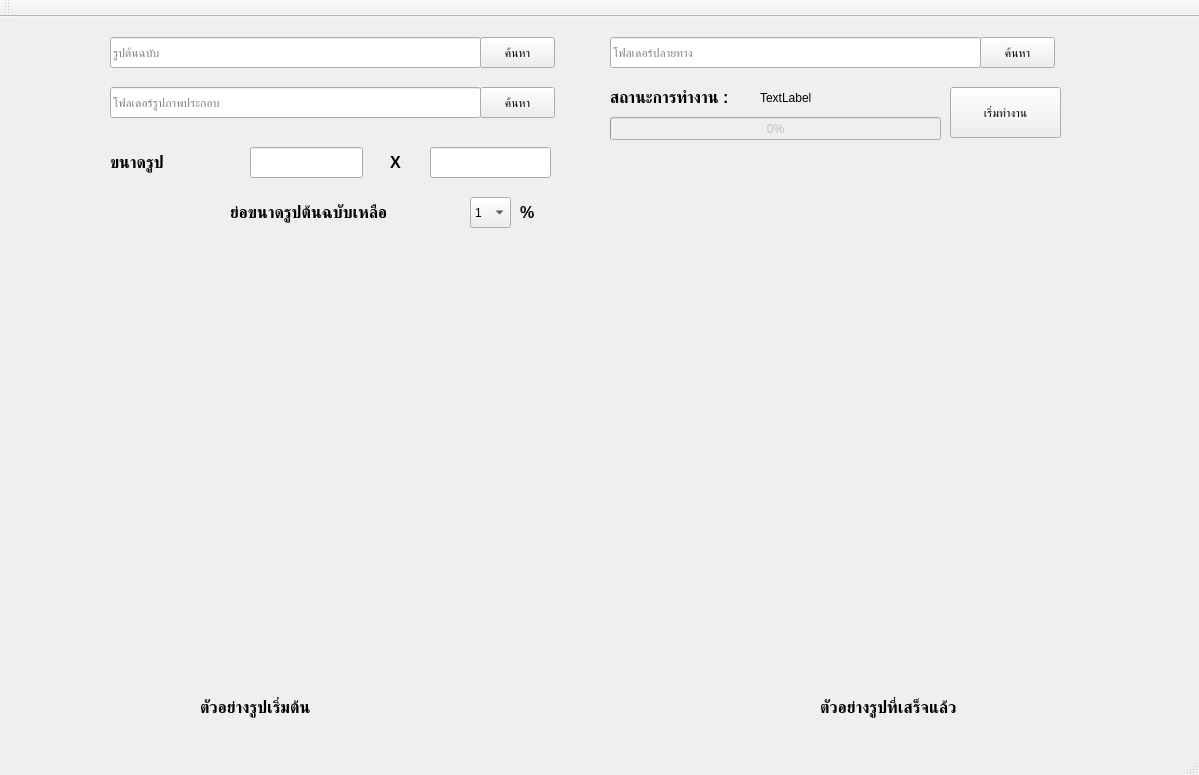
Qt form mainwindow.ui (ehere/MosaicImage) before a commit.
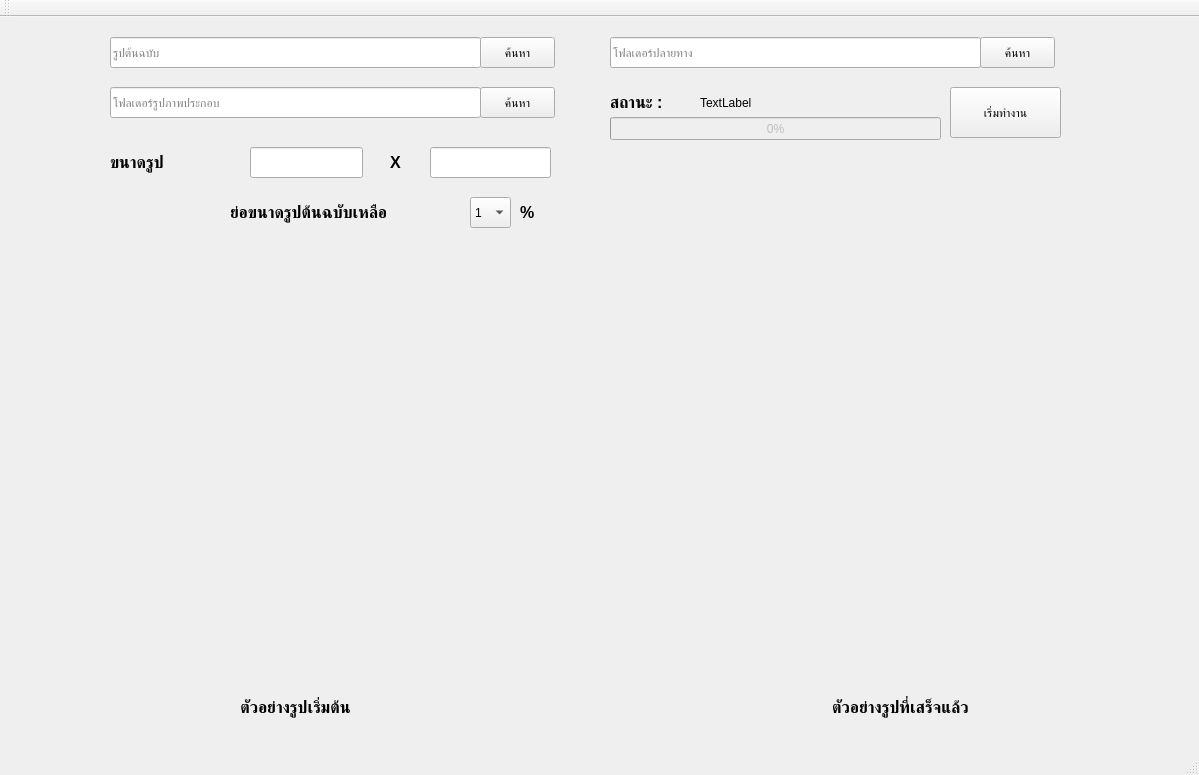
The same form after that commit.

```diff
--- a/mainwindow.ui
+++ b/mainwindow.ui
@@ -118,7 +118,7 @@
       <x>610</x>
       <y>70</y>
       <width>141</width>
-      <height>21</height>
+      <height>31</height>
      </rect>
     </property>
     <property name="font">
@@ -129,16 +129,16 @@
      </font>
     </property>
     <property name="text">
-     <string>สถานะการทำงาน : </string>
+     <string>สถานะ : </string>
     </property>
    </widget>
    <widget class="QLabel" name="status">
     <property name="geometry">
      <rect>
-      <x>760</x>
+      <x>700</x>
       <y>70</y>
-      <width>181</width>
-      <height>21</height>
+      <width>231</width>
+      <height>31</height>
      </rect>
     </property>
     <property name="text">
@@ -164,10 +164,10 @@
    <widget class="QLabel" name="label_6">
     <property name="geometry">
      <rect>
-      <x>200</x>
-      <y>680</y>
-      <width>181</width>
-      <height>21</height>
+      <x>10</x>
+      <y>670</y>
+      <width>571</width>
+      <height>41</height>
      </rect>
     </property>
     <property name="font">
@@ -180,14 +180,17 @@
     <property name="text">
      <string>ตัวอย่างรูปเริ่มต้น</string>
     </property>
+    <property name="alignment">
+     <set>Qt::AlignCenter</set>
+    </property>
    </widget>
    <widget class="QLabel" name="label_7">
     <property name="geometry">
      <rect>
-      <x>820</x>
-      <y>680</y>
-      <width>181</width>
-      <height>21</height>
+      <x>620</x>
+      <y>670</y>
+      <width>561</width>
+      <height>41</height>
      </rect>
     </property>
     <property name="font">
@@ -200,6 +203,9 @@
     <property name="text">
      <string>ตัวอย่างรูปที่เสร็จแล้ว</string>
     </property>
+    <property name="alignment">
+     <set>Qt::AlignCenter</set>
+    </property>
    </widget>
    <widget class="QLineEdit" name="pic_path">
     <property name="geometry">
```
Left out of the diff: 2 changed lines with no effect on the pictures.
